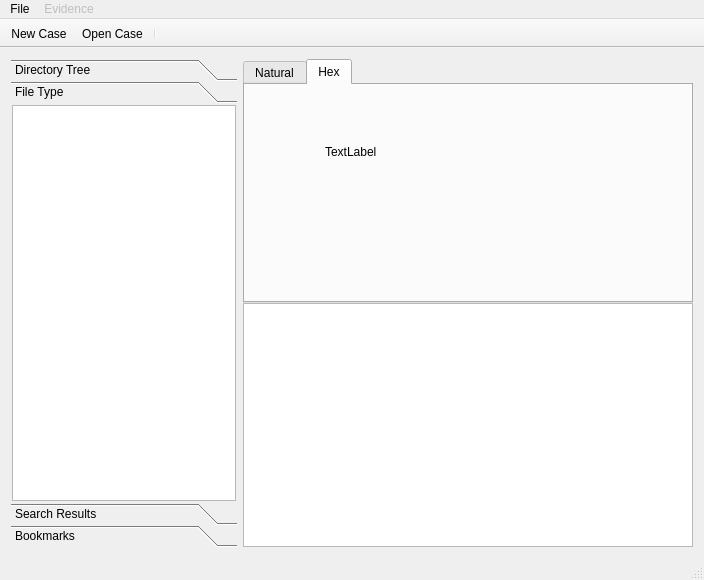
This is wombatforensics.ui in pjrinaldi/wombatforensics as Qt 5 draws it before an edit. The edited form follows.
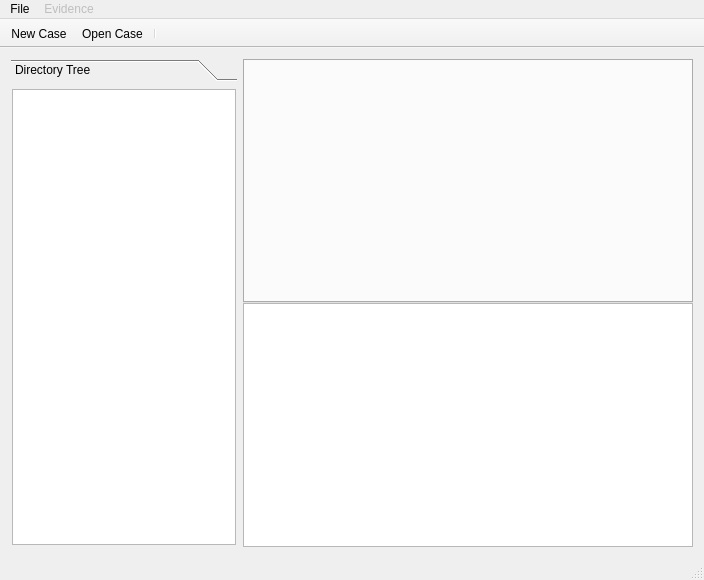
This is the edited form. The open tabs and pages were chosen to show the change. Icons and pictures are not drawn.

Commit message: mainwindow has the minimum gui elements containers

```diff
--- a/wombatforensics.ui
+++ b/wombatforensics.ui
@@ -50,7 +50,7 @@
          <number>0</number>
         </property>
         <property name="tabSpacing">
-         <number>0</number>
+         <number>6</number>
         </property>
         <widget class="QWidget" name="page">
          <property name="geometry">
@@ -58,7 +58,7 @@
            <x>0</x>
            <y>0</y>
            <width>226</width>
-           <height>392</height>
+           <height>452</height>
           </rect>
          </property>
          <property name="sizePolicy">
@@ -117,80 +117,6 @@
           </item>
          </layout>
         </widget>
-        <widget class="QWidget" name="page_2">
-         <property name="geometry">
-          <rect>
-           <x>0</x>
-           <y>0</y>
-           <width>226</width>
-           <height>392</height>
-          </rect>
-         </property>
-         <property name="sizePolicy">
-          <sizepolicy hsizetype="Expanding" vsizetype="Expanding">
-           <horstretch>0</horstretch>
-           <verstretch>0</verstretch>
-          </sizepolicy>
-         </property>
-         <attribute name="label">
-          <string>File Type</string>
-         </attribute>
-         <layout class="QVBoxLayout" name="verticalLayout_4">
-          <property name="leftMargin">
-           <number>1</number>
-          </property>
-          <property name="topMargin">
-           <number>2</number>
-          </property>
-          <property name="rightMargin">
-           <number>1</number>
-          </property>
-          <property name="bottomMargin">
-           <number>2</number>
-          </property>
-          <item>
-           <widget class="QTreeView" name="fileSignatureTreeView"/>
-          </item>
-         </layout>
-        </widget>
-        <widget class="QWidget" name="page_3">
-         <property name="geometry">
-          <rect>
-           <x>0</x>
-           <y>0</y>
-           <width>226</width>
-           <height>392</height>
-          </rect>
-         </property>
-         <property name="sizePolicy">
-          <sizepolicy hsizetype="Expanding" vsizetype="Expanding">
-           <horstretch>0</horstretch>
-           <verstretch>0</verstretch>
-          </sizepolicy>
-         </property>
-         <attribute name="label">
-          <string>Search Results</string>
-         </attribute>
-        </widget>
-        <widget class="QWidget" name="page_4">
-         <property name="geometry">
-          <rect>
-           <x>0</x>
-           <y>0</y>
-           <width>226</width>
-           <height>392</height>
-          </rect>
-         </property>
-         <property name="sizePolicy">
-          <sizepolicy hsizetype="Expanding" vsizetype="Expanding">
-           <horstretch>0</horstretch>
-           <verstretch>0</verstretch>
-          </sizepolicy>
-         </property>
-         <attribute name="label">
-          <string>Bookmarks</string>
-         </attribute>
-        </widget>
        </widget>
       </item>
       <item>
@@ -215,47 +141,6 @@
           <property name="currentIndex">
            <number>0</number>
           </property>
-          <widget class="QWidget" name="naturalTab">
-           <property name="sizePolicy">
-            <sizepolicy hsizetype="Expanding" vsizetype="Expanding">
-             <horstretch>0</horstretch>
-             <verstretch>0</verstretch>
-            </sizepolicy>
-           </property>
-           <attribute name="title">
-            <string>Natural</string>
-           </attribute>
-          </widget>
-          <widget class="QWidget" name="hexTab">
-           <property name="sizePolicy">
-            <sizepolicy hsizetype="Expanding" vsizetype="Expanding">
-             <horstretch>0</horstretch>
-             <verstretch>0</verstretch>
-            </sizepolicy>
-           </property>
-           <attribute name="title">
-            <string>Hex</string>
-           </attribute>
-           <widget class="QLabel" name="testLabel">
-            <property name="geometry">
-             <rect>
-              <x>80</x>
-              <y>60</y>
-              <width>331</width>
-              <height>91</height>
-             </rect>
-            </property>
-            <property name="text">
-             <string>TextLabel</string>
-            </property>
-            <property name="alignment">
-             <set>Qt::AlignLeading|Qt::AlignLeft|Qt::AlignTop</set>
-            </property>
-            <property name="wordWrap">
-             <bool>true</bool>
-            </property>
-           </widget>
-          </widget>
          </widget>
         </item>
         <item>
```
Left out of the diff: 29 changed lines with no effect on the pictures. The commit also changes 1 other file.
